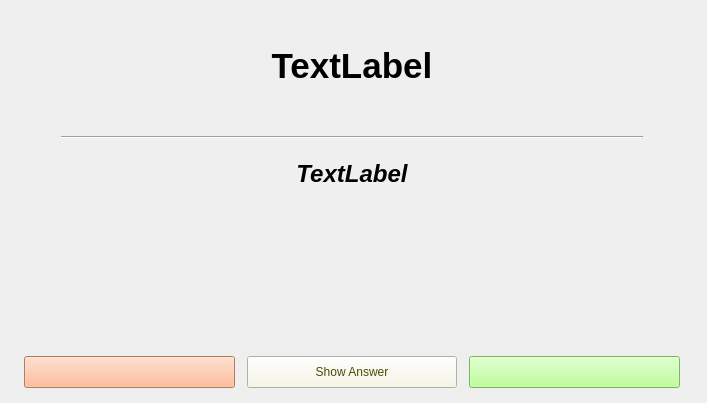
First picture: the form in Ui/pract1.ui, repository robinpalat/idiomindQt, before the edit.
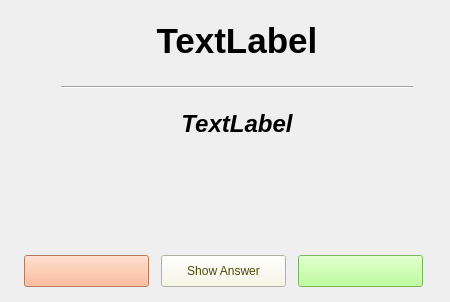
Second picture: the form after the edit. Icons and pictures are not drawn. Custom widgets are drawn as their Qt base class.

Patch:
```diff
--- a/Ui/pract1.ui
+++ b/Ui/pract1.ui
@@ -6,14 +6,14 @@
    <rect>
     <x>0</x>
     <y>0</y>
-    <width>707</width>
-    <height>403</height>
+    <width>450</width>
+    <height>302</height>
    </rect>
   </property>
   <property name="minimumSize">
    <size>
     <width>450</width>
-    <height>0</height>
+    <height>302</height>
    </size>
   </property>
   <property name="windowTitle">
@@ -207,6 +207,12 @@
      </item>
      <item>
       <widget class="QPushButton" name="pushButton_ok">
+       <property name="sizePolicy">
+        <sizepolicy hsizetype="Minimum" vsizetype="Fixed">
+         <horstretch>0</horstretch>
+         <verstretch>0</verstretch>
+        </sizepolicy>
+       </property>
        <property name="minimumSize">
         <size>
          <width>80</width>
```
